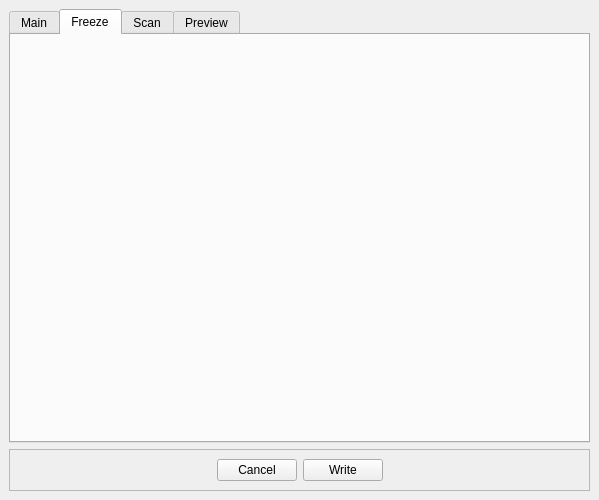
The window that src/main/python/UIs/SetupWindow.ui (isaksengeir/REACT) describes before a commit, drawn with Qt 5.
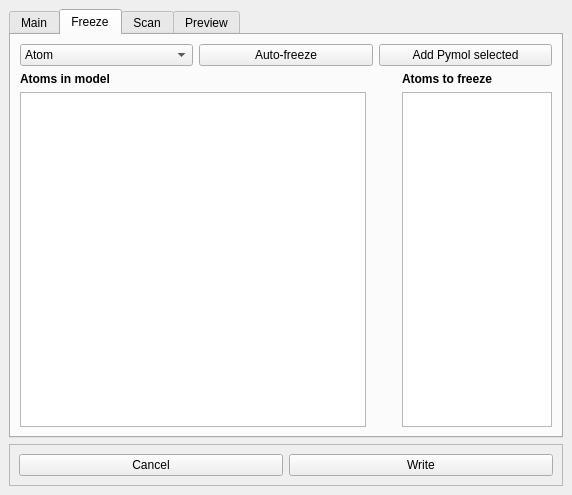
The same window after the commit. The open tabs and pages were chosen to show the change. Icons and pictures are not drawn.

Commit message: Calculation setup - Freeze tab UI elements

Diff of the .ui file:
```diff
--- a/src/main/python/UIs/SetupWindow.ui
+++ b/src/main/python/UIs/SetupWindow.ui
@@ -6,8 +6,8 @@
    <rect>
     <x>0</x>
     <y>0</y>
-    <width>599</width>
-    <height>500</height>
+    <width>572</width>
+    <height>495</height>
    </rect>
   </property>
   <property name="windowTitle">
@@ -29,6 +29,248 @@
        <attribute name="title">
         <string>Freeze</string>
        </attribute>
+       <layout class="QVBoxLayout" name="verticalLayout_2">
+        <item>
+         <layout class="QGridLayout" name="gridLayout_6">
+          <item row="0" column="0">
+           <widget class="QComboBox" name="comboBox_freezetype">
+            <item>
+             <property name="text">
+              <string>Atom</string>
+             </property>
+            </item>
+            <item>
+             <property name="text">
+              <string>Bond</string>
+             </property>
+            </item>
+           </widget>
+          </item>
+          <item row="0" column="1">
+           <widget class="QPushButton" name="button_auto_freeze">
+            <property name="text">
+             <string>Auto-freeze</string>
+            </property>
+           </widget>
+          </item>
+          <item row="0" column="2">
+           <widget class="QPushButton" name="button_auto_freeze_2">
+            <property name="text">
+             <string>Add Pymol selected</string>
+            </property>
+           </widget>
+          </item>
+         </layout>
+        </item>
+        <item>
+         <layout class="QGridLayout" name="gridLayout_5">
+          <item row="0" column="0" rowspan="3">
+           <layout class="QGridLayout" name="gridLayout_2">
+            <item row="0" column="0">
+             <widget class="QLabel" name="label">
+              <property name="font">
+               <font>
+                <weight>75</weight>
+                <bold>true</bold>
+               </font>
+              </property>
+              <property name="text">
+               <string>Atoms in model</string>
+              </property>
+             </widget>
+            </item>
+            <item row="1" column="0">
+             <widget class="QListWidget" name="list_model">
+              <property name="minimumSize">
+               <size>
+                <width>300</width>
+                <height>0</height>
+               </size>
+              </property>
+             </widget>
+            </item>
+           </layout>
+          </item>
+          <item row="0" column="1">
+           <spacer name="verticalSpacer">
+            <property name="orientation">
+             <enum>Qt::Vertical</enum>
+            </property>
+            <property name="sizeHint" stdset="0">
+             <size>
+              <width>20</width>
+              <height>40</height>
+             </size>
+            </property>
+           </spacer>
+          </item>
+          <item row="0" column="2" rowspan="3">
+           <layout class="QGridLayout" name="gridLayout_3">
+            <item row="0" column="0">
+             <widget class="QLabel" name="label_2">
+              <property name="font">
+               <font>
+                <weight>75</weight>
+                <bold>true</bold>
+               </font>
+              </property>
+              <property name="text">
+               <string>Atoms to freeze</string>
+              </property>
+             </widget>
+            </item>
+            <item row="1" column="0">
+             <widget class="QListWidget" name="list_freeze_atoms">
+              <property name="minimumSize">
+               <size>
+                <width>150</width>
+                <height>0</height>
+               </size>
+              </property>
+              <property name="maximumSize">
+               <size>
+                <width>150</width>
+                <height>16777215</height>
+               </size>
+              </property>
+             </widget>
+            </item>
+           </layout>
+          </item>
+          <item row="1" column="1">
+           <layout class="QGridLayout" name="gridLayout_4">
+            <item row="0" column="0">
+             <widget class="QPushButton" name="button_add_state">
+              <property name="minimumSize">
+               <size>
+                <width>24</width>
+                <height>24</height>
+               </size>
+              </property>
+              <property name="maximumSize">
+               <size>
+                <width>24</width>
+                <height>24</height>
+               </size>
+              </property>
+              <property name="styleSheet">
+               <string notr="true">QPushButton {
+	background-color: rgb(143, 23, 119);
+  	color: white;
+
+}
+
+QPushButton:hover
+{
+   	background-color:rgb(143, 23, 119);
+
+	border-style: outset;
+	border-width: 0px;
+	border-radius:10px;
+
+	
+	/*border-color: rgb(12, 103, 213);*/
+}
+QPushButton:pressed
+{
+   	/*background-color:rgb(17, 145, 255);
+	color: black*/
+	background-color: rgb(42, 42, 42);
+}</string>
+              </property>
+              <property name="text">
+               <string/>
+              </property>
+              <property name="icon">
+               <iconset resource="icons.qrc">
+                <normaloff>:/24x24/resources/icons/arrow-plus.png</normaloff>:/24x24/resources/icons/arrow-plus.png</iconset>
+              </property>
+              <property name="iconSize">
+               <size>
+                <width>24</width>
+                <height>24</height>
+               </size>
+              </property>
+              <property name="flat">
+               <bool>true</bool>
+              </property>
+             </widget>
+            </item>
+            <item row="1" column="0">
+             <widget class="QPushButton" name="button_delete_state">
+              <property name="minimumSize">
+               <size>
+                <width>24</width>
+                <height>24</height>
+               </size>
+              </property>
+              <property name="maximumSize">
+               <size>
+                <width>24</width>
+                <height>24</height>
+               </size>
+              </property>
+              <property name="styleSheet">
+               <string notr="true">QPushButton {
+	background-color: rgb(143, 23, 119);
+  	color: white;
+
+}
+
+QPushButton:hover
+{
+   	background-color:rgb(143, 23, 119);
+
+	border-style: outset;
+	border-width: 0px;
+	border-radius:10px;
+
+	
+	/*border-color: rgb(12, 103, 213);*/
+}
+QPushButton:pressed
+{
+   	/*background-color:rgb(17, 145, 255);
+	color: black*/
+	background-color: rgb(42, 42, 42);
+}</string>
+              </property>
+              <property name="text">
+               <string/>
+              </property>
+              <property name="icon">
+               <iconset resource="icons.qrc">
+                <normaloff>:/24x24/resources/icons/arrow-minus.png</normaloff>:/24x24/resources/icons/arrow-minus.png</iconset>
+              </property>
+              <property name="iconSize">
+               <size>
+                <width>24</width>
+                <height>24</height>
+               </size>
+              </property>
+              <property name="flat">
+               <bool>true</bool>
+              </property>
+             </widget>
+            </item>
+           </layout>
+          </item>
+          <item row="2" column="1">
+           <spacer name="verticalSpacer_2">
+            <property name="orientation">
+             <enum>Qt::Vertical</enum>
+            </property>
+            <property name="sizeHint" stdset="0">
+             <size>
+              <width>20</width>
+              <height>40</height>
+             </size>
+            </property>
+           </spacer>
+          </item>
+         </layout>
+        </item>
+       </layout>
       </widget>
       <widget class="QWidget" name="tab_scan">
        <attribute name="title">
@@ -63,19 +305,6 @@
        <enum>QFrame::Raised</enum>
       </property>
       <layout class="QHBoxLayout" name="horizontalLayout_2">
-       <item>
-        <spacer name="horizontalSpacer">
-         <property name="orientation">
-          <enum>Qt::Horizontal</enum>
-         </property>
-         <property name="sizeHint" stdset="0">
-          <size>
-           <width>183</width>
-           <height>20</height>
-          </size>
-         </property>
-        </spacer>
-       </item>
        <item>
         <layout class="QGridLayout" name="gridLayout">
          <item row="0" column="0">
@@ -94,19 +323,6 @@
          </item>
         </layout>
        </item>
-       <item>
-        <spacer name="horizontalSpacer_2">
-         <property name="orientation">
-          <enum>Qt::Horizontal</enum>
-         </property>
-         <property name="sizeHint" stdset="0">
-          <size>
-           <width>182</width>
-           <height>20</height>
-          </size>
-         </property>
-        </spacer>
-       </item>
       </layout>
      </widget>
     </item>
```
Left out of the diff: 6 changed lines with no effect on the pictures. The commit also changes 2 other files.
